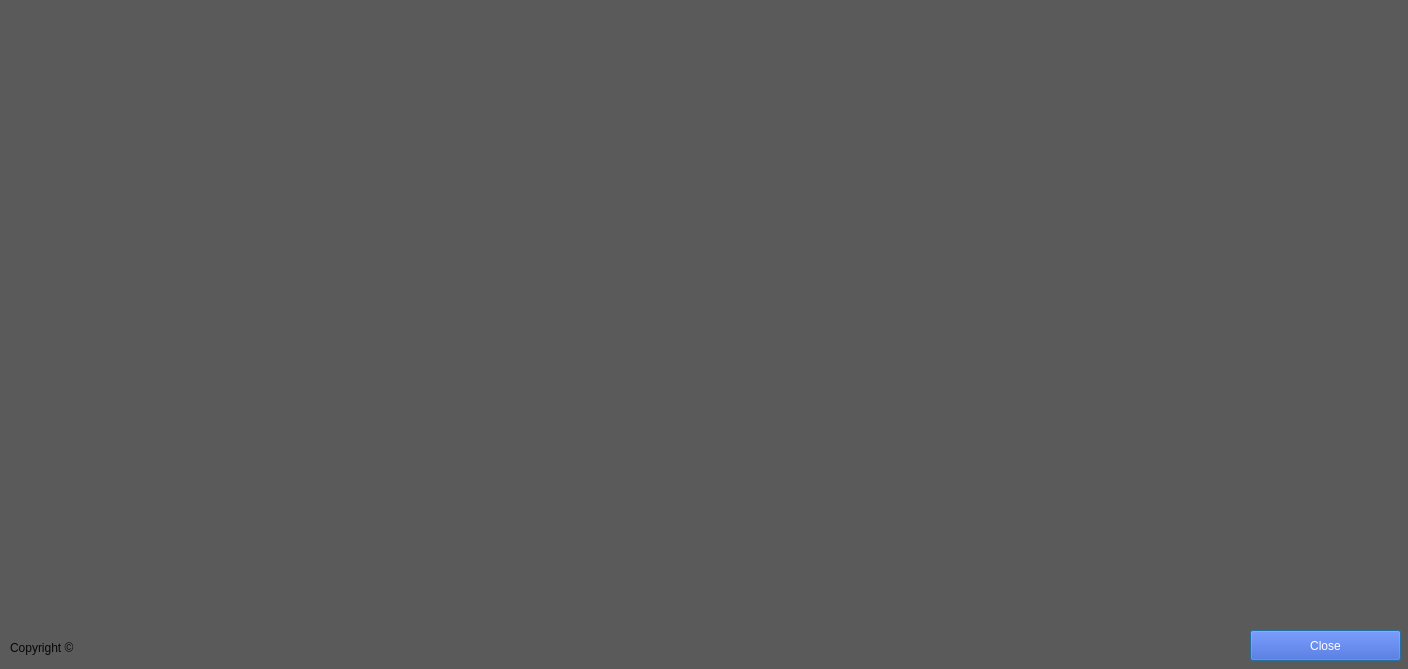
This is src/main/ui/connection_test_mainwindow.ui in JensUweUlrich/ReadBouncer as Qt 5 draws it before an edit. The edited form follows.
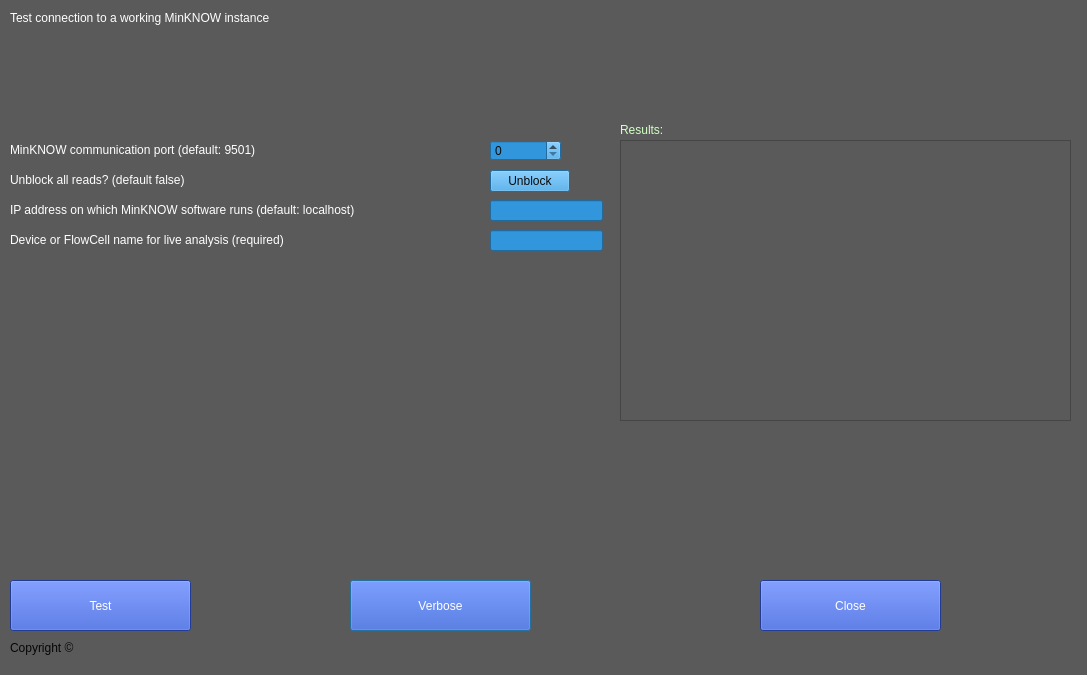
This is the edited form.

```diff
--- a/src/main/ui/connection_test_mainwindow.ui
+++ b/src/main/ui/connection_test_mainwindow.ui
@@ -6,8 +6,8 @@
    <rect>
     <x>0</x>
     <y>0</y>
-    <width>1408</width>
-    <height>669</height>
+    <width>1087</width>
+    <height>675</height>
    </rect>
   </property>
   <property name="windowTitle">
@@ -16,25 +16,6 @@
   <property name="styleSheet">
    <string notr="true">background-color: rgb(90, 90, 90);</string>
   </property>
-  <widget class="QPushButton" name="pushButton">
-   <property name="geometry">
-    <rect>
-     <x>1250</x>
-     <y>630</y>
-     <width>151</width>
-     <height>31</height>
-    </rect>
-   </property>
-   <property name="styleSheet">
-    <string notr="true">background-color: rgb(46, 81, 204);
-color: rgb(255, 255, 255);
-font: 75 10pt &quot;MS Shell Dlg 2&quot;;
-border-color: rgb(170, 255, 0);</string>
-   </property>
-   <property name="text">
-    <string>Close</string>
-   </property>
-  </widget>
   <widget class="QLabel" name="label_2">
    <property name="geometry">
     <rect>
@@ -51,6 +32,257 @@
     <string>Copyright ©</string>
    </property>
   </widget>
+  <widget class="QLabel" name="label">
+   <property name="geometry">
+    <rect>
+     <x>10</x>
+     <y>10</y>
+     <width>371</width>
+     <height>16</height>
+    </rect>
+   </property>
+   <property name="styleSheet">
+    <string notr="true">font: 10pt &quot;MS Shell Dlg 2&quot;;
+color:rgb(255, 255, 255)</string>
+   </property>
+   <property name="text">
+    <string>Test connection to a working MinKNOW instance</string>
+   </property>
+  </widget>
+  <widget class="QLineEdit" name="lineEdit_2">
+   <property name="geometry">
+    <rect>
+     <x>490</x>
+     <y>230</y>
+     <width>113</width>
+     <height>21</height>
+    </rect>
+   </property>
+   <property name="styleSheet">
+    <string notr="true">color: rgb(11, 11, 11);
+background-color: rgb(50, 150, 220);
+font: 75 10pt &quot;MS Shell Dlg 2&quot;;</string>
+   </property>
+   <property name="text">
+    <string/>
+   </property>
+  </widget>
+  <widget class="QTextEdit" name="text1">
+   <property name="geometry">
+    <rect>
+     <x>620</x>
+     <y>140</y>
+     <width>451</width>
+     <height>281</height>
+    </rect>
+   </property>
+   <property name="styleSheet">
+    <string notr="true">color: rgb(255, 255, 255);
+font: 75 10pt &quot;MS Shell Dlg 2&quot;;</string>
+   </property>
+   <property name="html">
+    <string>&lt;!DOCTYPE HTML PUBLIC &quot;-//W3C//DTD HTML 4.0//EN&quot; &quot;http://www.w3.org/TR/REC-html40/strict.dtd&quot;&gt;
+&lt;html&gt;&lt;head&gt;&lt;meta name=&quot;qrichtext&quot; content=&quot;1&quot; /&gt;&lt;style type=&quot;text/css&quot;&gt;
+p, li { white-space: pre-wrap; }
+&lt;/style&gt;&lt;/head&gt;&lt;body style=&quot; font-family:'MS Shell Dlg 2'; font-size:10pt; font-weight:72; font-style:normal;&quot;&gt;
+&lt;p style=&quot;-qt-paragraph-type:empty; margin-top:0px; margin-bottom:0px; margin-left:0px; margin-right:0px; -qt-block-indent:0; text-indent:0px;&quot;&gt;&lt;br /&gt;&lt;/p&gt;&lt;/body&gt;&lt;/html&gt;</string>
+   </property>
+  </widget>
+  <widget class="QSpinBox" name="spinBox_3">
+   <property name="geometry">
+    <rect>
+     <x>490</x>
+     <y>140</y>
+     <width>71</width>
+     <height>21</height>
+    </rect>
+   </property>
+   <property name="styleSheet">
+    <string notr="true">color: rgb(11, 11, 11);
+background-color: rgb(50, 150, 220);</string>
+   </property>
+   <property name="maximum">
+    <number>100000000</number>
+   </property>
+  </widget>
+  <widget class="QLabel" name="label_12">
+   <property name="geometry">
+    <rect>
+     <x>10</x>
+     <y>170</y>
+     <width>461</width>
+     <height>20</height>
+    </rect>
+   </property>
+   <property name="styleSheet">
+    <string notr="true">color: rgb(255, 255, 255);
+font: 75 10pt &quot;MS Shell Dlg 2&quot;;</string>
+   </property>
+   <property name="text">
+    <string>Unblock all reads? (default false)</string>
+   </property>
+  </widget>
+  <widget class="QLabel" name="label_6">
+   <property name="geometry">
+    <rect>
+     <x>620</x>
+     <y>120</y>
+     <width>51</width>
+     <height>20</height>
+    </rect>
+   </property>
+   <property name="styleSheet">
+    <string notr="true">color:rgb(210, 255, 198);
+font: 75 10pt &quot;MS Shell Dlg 2&quot;;</string>
+   </property>
+   <property name="text">
+    <string>Results:</string>
+   </property>
+  </widget>
+  <widget class="QPushButton" name="pushButton_7">
+   <property name="geometry">
+    <rect>
+     <x>350</x>
+     <y>580</y>
+     <width>181</width>
+     <height>51</height>
+    </rect>
+   </property>
+   <property name="styleSheet">
+    <string notr="true">background-color: rgb(46, 81, 204);
+color: rgb(255, 255, 255);
+font: 75 10pt &quot;MS Shell Dlg 2&quot;;
+border-color: rgb(170, 255, 0);</string>
+   </property>
+   <property name="text">
+    <string>Verbose</string>
+   </property>
+  </widget>
+  <widget class="QLabel" name="label_5">
+   <property name="geometry">
+    <rect>
+     <x>10</x>
+     <y>140</y>
+     <width>461</width>
+     <height>20</height>
+    </rect>
+   </property>
+   <property name="styleSheet">
+    <string notr="true">color: rgb(255, 255, 255);
+font: 75 10pt &quot;MS Shell Dlg 2&quot;;</string>
+   </property>
+   <property name="text">
+    <string>MinKNOW communication port (default: 9501)</string>
+   </property>
+  </widget>
+  <widget class="QLabel" name="label_14">
+   <property name="geometry">
+    <rect>
+     <x>10</x>
+     <y>200</y>
+     <width>461</width>
+     <height>20</height>
+    </rect>
+   </property>
+   <property name="styleSheet">
+    <string notr="true">color: rgb(255, 255, 255);
+font: 75 10pt &quot;MS Shell Dlg 2&quot;;</string>
+   </property>
+   <property name="text">
+    <string>IP address on which MinKNOW software runs (default: localhost)</string>
+   </property>
+  </widget>
+  <widget class="QPushButton" name="pushButton_4">
+   <property name="geometry">
+    <rect>
+     <x>10</x>
+     <y>580</y>
+     <width>181</width>
+     <height>51</height>
+    </rect>
+   </property>
+   <property name="styleSheet">
+    <string notr="true">background-color: rgb(46, 81, 204);
+color: rgb(255, 255, 255);
+font: 75 10pt &quot;MS Shell Dlg 2&quot;;
+border-color: rgb(170, 255, 0);</string>
+   </property>
+   <property name="text">
+    <string>Test</string>
+   </property>
+  </widget>
+  <widget class="QLineEdit" name="lineEdit_3">
+   <property name="geometry">
+    <rect>
+     <x>490</x>
+     <y>200</y>
+     <width>113</width>
+     <height>21</height>
+    </rect>
+   </property>
+   <property name="styleSheet">
+    <string notr="true">color: rgb(11, 11, 11);
+background-color: rgb(50, 150, 220);
+font: 75 10pt &quot;MS Shell Dlg 2&quot;;</string>
+   </property>
+   <property name="text">
+    <string/>
+   </property>
+  </widget>
+  <widget class="QPushButton" name="pushButton_3">
+   <property name="geometry">
+    <rect>
+     <x>760</x>
+     <y>580</y>
+     <width>181</width>
+     <height>51</height>
+    </rect>
+   </property>
+   <property name="styleSheet">
+    <string notr="true">background-color: rgb(46, 81, 204);
+color: rgb(255, 255, 255);
+font: 75 10pt &quot;MS Shell Dlg 2&quot;;
+border-color: rgb(170, 255, 0);</string>
+   </property>
+   <property name="text">
+    <string>Close</string>
+   </property>
+  </widget>
+  <widget class="QLabel" name="label_13">
+   <property name="geometry">
+    <rect>
+     <x>10</x>
+     <y>230</y>
+     <width>461</width>
+     <height>20</height>
+    </rect>
+   </property>
+   <property name="styleSheet">
+    <string notr="true">color: rgb(255, 255, 255);
+font: 75 10pt &quot;MS Shell Dlg 2&quot;;</string>
+   </property>
+   <property name="text">
+    <string>Device or FlowCell name for live analysis (required)</string>
+   </property>
+  </widget>
+  <widget class="QPushButton" name="pushButton_2">
+   <property name="geometry">
+    <rect>
+     <x>490</x>
+     <y>170</y>
+     <width>80</width>
+     <height>22</height>
+    </rect>
+   </property>
+   <property name="styleSheet">
+    <string notr="true">color: rgb(11, 11, 11);
+background-color: rgb(50, 150, 220);
+font: 75 10pt &quot;MS Shell Dlg 2&quot;;</string>
+   </property>
+   <property name="text">
+    <string>Unblock</string>
+   </property>
+  </widget>
  </widget>
  <resources/>
  <connections/>
```
